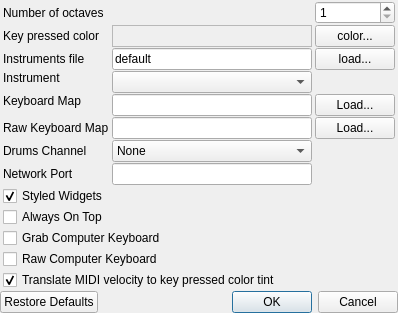
First picture: the form in trunk/src/preferences.ui, repository svn2github/vmpk, before the edit.
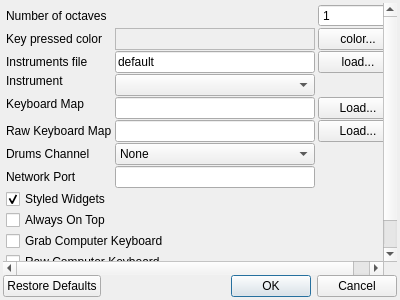
Second picture: the form after the edit. Icons and pictures are not drawn.

Diff of the .ui file:
```diff
--- a/trunk/src/preferences.ui
+++ b/trunk/src/preferences.ui
@@ -19,6 +19,14 @@
  </comment>
  <class>PreferencesClass</class>
  <widget class="QDialog" name="PreferencesClass">
+  <property name="geometry">
+   <rect>
+    <x>0</x>
+    <y>0</y>
+    <width>400</width>
+    <height>300</height>
+   </rect>
+  </property>
   <property name="windowTitle">
    <string>Preferences</string>
   </property>
@@ -28,7 +36,7 @@
   </property>
   <layout class="QGridLayout" name="gridLayout_2">
    <property name="margin">
-    <number>0</number>
+    <number>3</number>
    </property>
    <property name="spacing">
     <number>0</number>
@@ -46,7 +54,7 @@
        <rect>
         <x>0</x>
         <y>0</y>
-        <width>382</width>
+        <width>394</width>
         <height>271</height>
        </rect>
       </property>
```
